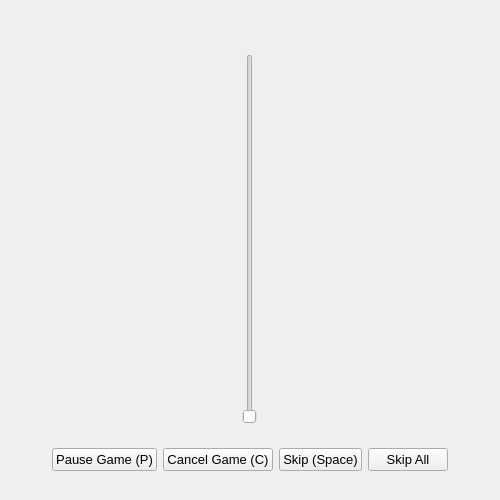
tdauth/gustavsfairyland, file ui/player.ui: the form before one commit.
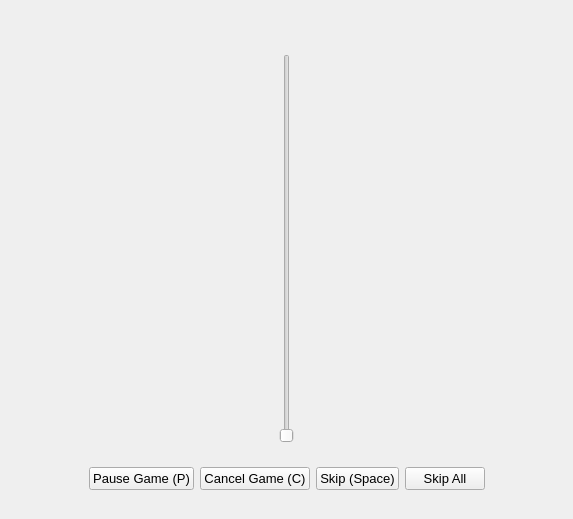
The form after the commit. Icons and pictures are not drawn.

Commit message: Use more Oxygen Icons

```diff
--- a/ui/player.ui
+++ b/ui/player.ui
@@ -6,8 +6,8 @@
    <rect>
     <x>0</x>
     <y>0</y>
-    <width>500</width>
-    <height>500</height>
+    <width>573</width>
+    <height>519</height>
    </rect>
   </property>
   <property name="sizePolicy">
@@ -114,6 +114,12 @@
                  <property name="text">
                   <string>Cancel Game (C)</string>
                  </property>
+                 <property name="iconSize">
+                  <size>
+                   <width>32</width>
+                   <height>32</height>
+                  </size>
+                 </property>
                 </widget>
                </item>
                <item alignment="Qt::AlignHCenter">
```
Left out of the diff: 8 changed lines with no effect on the pictures. The commit also changes 6 other files.
